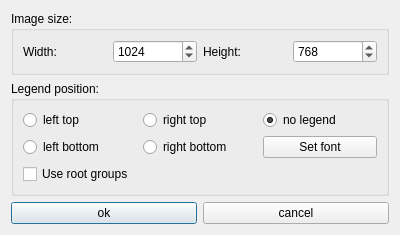
The window that Src/Eny/DialogSaveScreen.ui (AzuritXXL/ViFrame) describes before a commit, drawn with Qt 5.
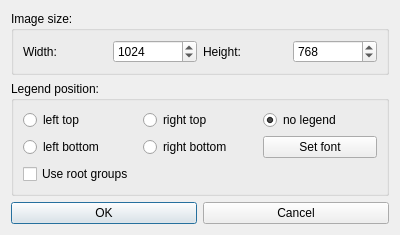
The same window after the commit.

The edit to the form file:
```diff
--- a/Src/Eny/DialogSaveScreen.ui
+++ b/Src/Eny/DialogSaveScreen.ui
@@ -23,14 +23,14 @@
    <item row="2" column="0">
     <widget class="QPushButton" name="BtnOk">
      <property name="text">
-      <string>ok</string>
+      <string>OK</string>
      </property>
     </widget>
    </item>
    <item row="2" column="1">
     <widget class="QPushButton" name="BtnCancel">
      <property name="text">
-      <string>cancel</string>
+      <string>Cancel</string>
      </property>
     </widget>
    </item>
```
